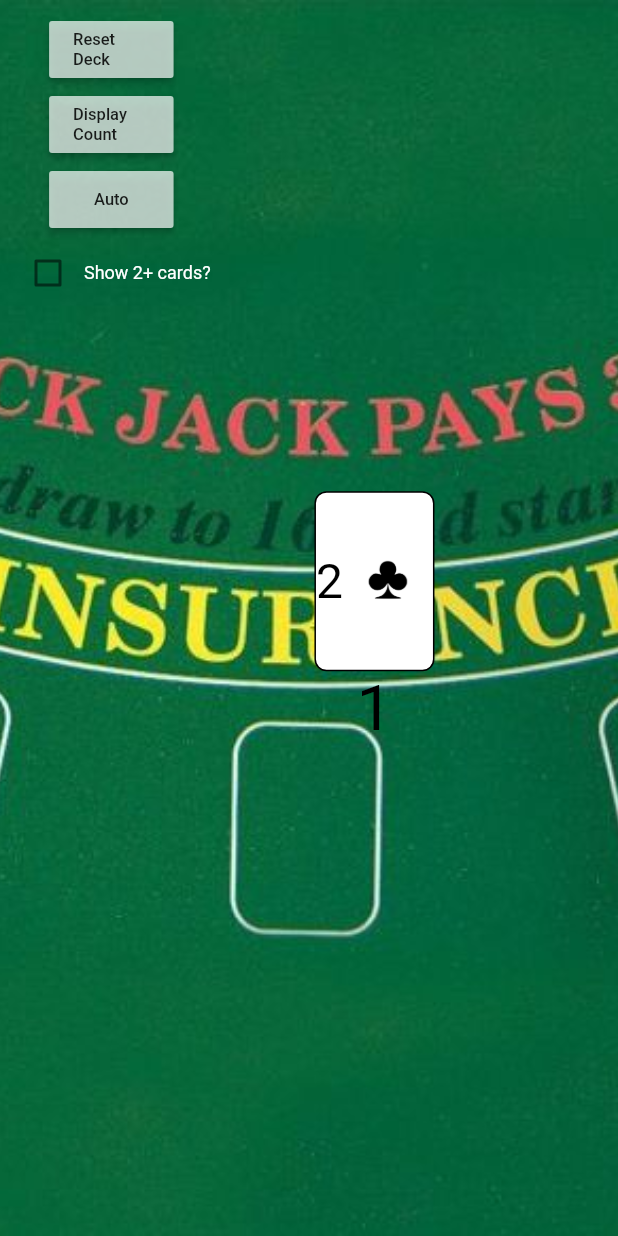
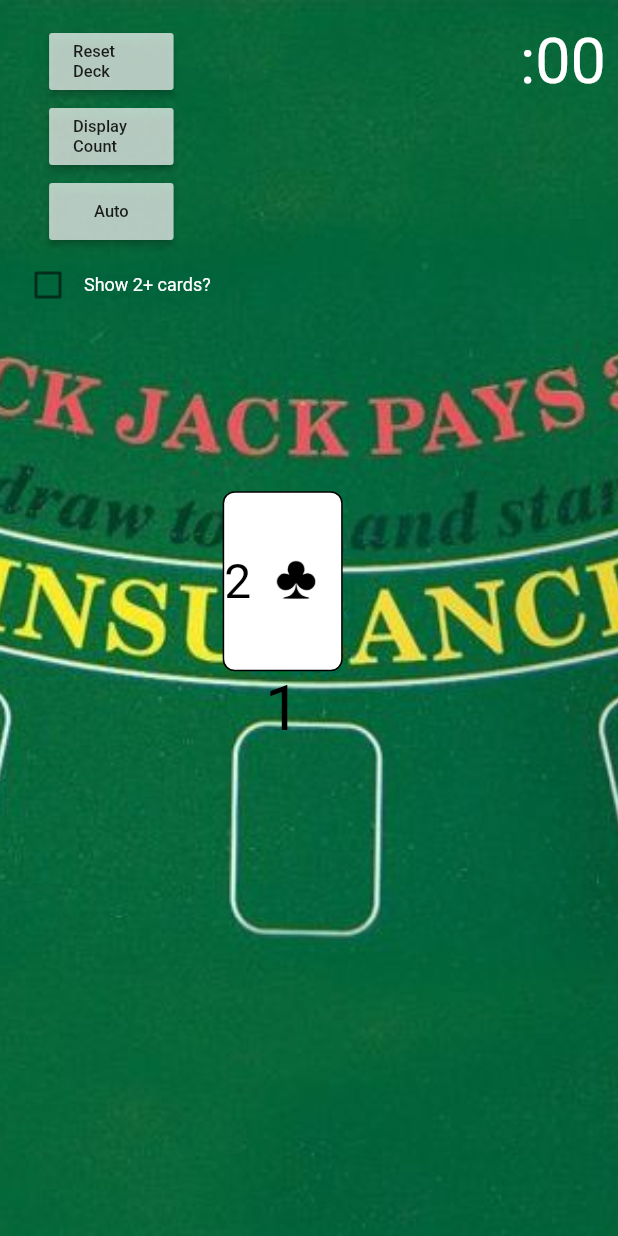
Before and after one commit to acolburn/blackjack, a Flutter app: the CountDeck screen opened directly, on a phone screen of 412 x 824 dp. Run offline on Flutter 3.47's test engine with Material 2 defaults, Android fonts, the light colour scheme and no system bars; our stand-ins replace audioplayers, flushbar; Roboto replaces fonts that are missing (Verdana).

Commit message:
(count_deck) Added Text widget to display timer

```diff
--- a/lib/count_deck.dart
+++ b/lib/count_deck.dart
@@ -33,10 +33,10 @@ class _CountDeckState extends State<CountDeck> {
         ),
         child: Row(
           mainAxisAlignment: MainAxisAlignment.start,
-//          crossAxisAlignment: CrossAxisAlignment.start,
+          crossAxisAlignment: CrossAxisAlignment.start,
           children: <Widget>[
             Padding(
-              padding: const EdgeInsets.all(8.0),
+              padding: const EdgeInsets.fromLTRB(8, 16, 8, 8),
               child: Column(
                 children: <Widget>[
                   makeInfoCellButton(
@@ -90,7 +90,7 @@ class _CountDeckState extends State<CountDeck> {
             ),
             //Expanded() widgets help place card location on screen
             //adds space between buttons (on left) & card/count (in middle)
-            Expanded(flex: 1, child: Container()),
+//            Expanded(flex: 1, child: Container()),
             GestureDetector(
               onTap: () {
                 setState(() {});
@@ -116,10 +116,16 @@ class _CountDeckState extends State<CountDeck> {
                 ],
               ),
             ),
-
             //Expanded() widgets help place card location on screen
-            //adds space between card/count (in middle) & space (right)
-            Expanded(flex: 2, child: Container())
+            Expanded(flex: 2, child: Container()),
+            Padding(
+              padding: const EdgeInsets.fromLTRB(8, 16, 8, 8),
+              child: Text(':00',
+                  style: TextStyle(
+                      fontSize: 42,
+                      fontFamily: 'Verdana',
+                      color: Colors.white)),
+            ),
           ],
         ),
       ),
```
